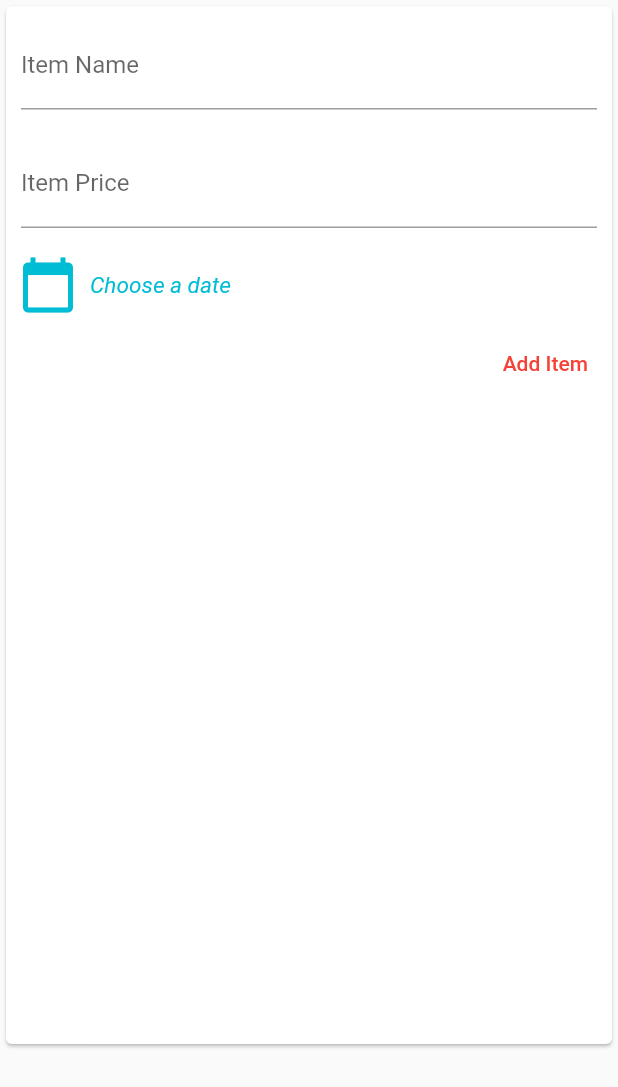
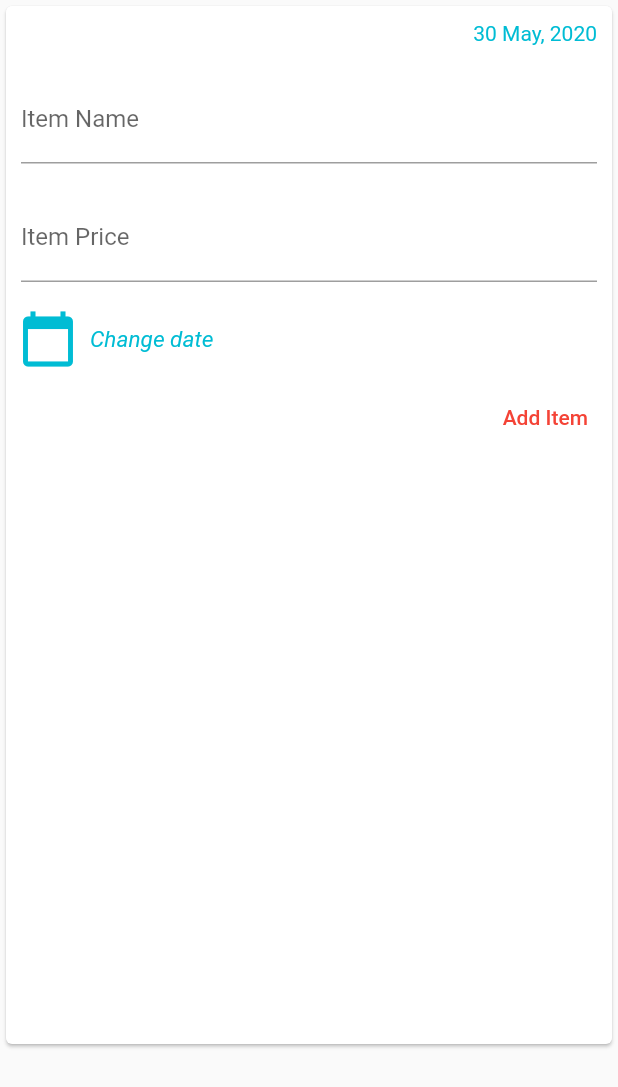
Before and after one commit to tanya-555/Expense-Tracker, a Flutter app: the InputSheet widget shown alone on an empty page, opened directly with empty values, on a phone screen of 412 x 824 dp. Shown: the top 1087 px of the screen. Run offline on Flutter 3.47's test engine with Material 2 defaults, Android fonts, the phone set to English and light mode, and no system bars; our stand-ins replace pie_chart.

Commit message:
show date on datepicker selection in input sheet

```diff
--- a/lib/widgets/input_sheet.dart
+++ b/lib/widgets/input_sheet.dart
@@ -29,6 +29,13 @@ class _InputSheetState extends State<InputSheet> {
     }
   }
 
+  void _updateSheet(DateTime date) {
+    setState(() {
+      selectedDate = new DateFormat("dd MMM, yyyy").format(date);
+      weekDay = new DateFormat("E").format(date);
+    });
+  }
+
   @override
   Widget build(BuildContext context) {
     return SingleChildScrollView(
@@ -38,6 +45,16 @@ class _InputSheetState extends State<InputSheet> {
         child: Card(
           child: Column(
             children: <Widget>[
+              Container(
+                padding: EdgeInsets.all(10.0),
+                alignment: Alignment.topRight,
+                child: Text(
+                  selectedDate,
+                  style: TextStyle(
+                    color: Colors.cyan,
+                  ),
+                ),
+              ),
               Container(
                 padding: EdgeInsets.all(10),
                 child: TextField(
@@ -69,15 +86,13 @@ class _InputSheetState extends State<InputSheet> {
                                   firstDate: DateTime(2020),
                                   lastDate: DateTime(2050))
                               .then((date) {
-                            selectedDate =
-                                new DateFormat("dd MMM, yyyy").format(date);
-                            weekDay = new DateFormat("E").format(date);
+                            _updateSheet(date);
                           });
                         },
                       ),
                       Container(
                         child: Text(
-                          "Choose a date",
+                          "Change date",
                           style: TextStyle(
                             color: Colors.cyan,
                             fontSize: 15.0,
--- a/lib/widgets/pie_chart.dart
+++ b/lib/widgets/pie_chart.dart
@@ -13,6 +13,7 @@ class PieChartRep extends StatelessWidget {
     return Container(
       child: PieChart(
         dataMap: chart,
+        animationDuration: Duration(milliseconds: 800),
       ),
     );
   }
```
